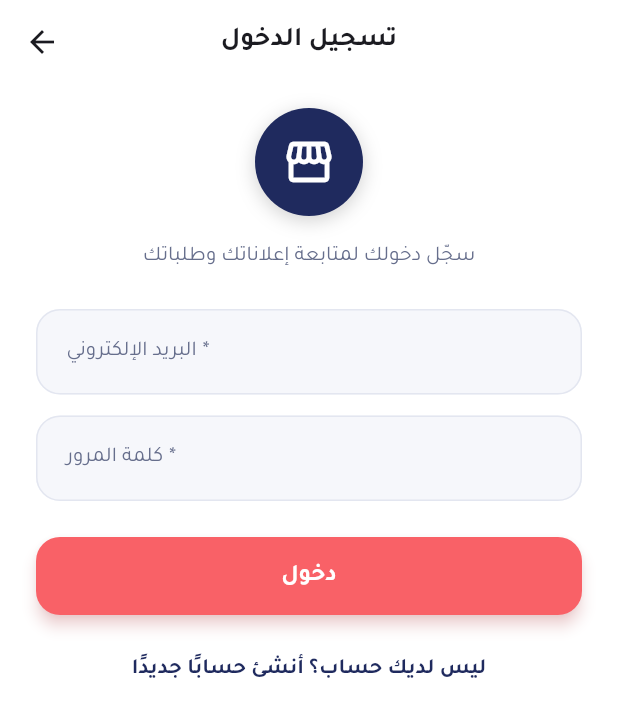
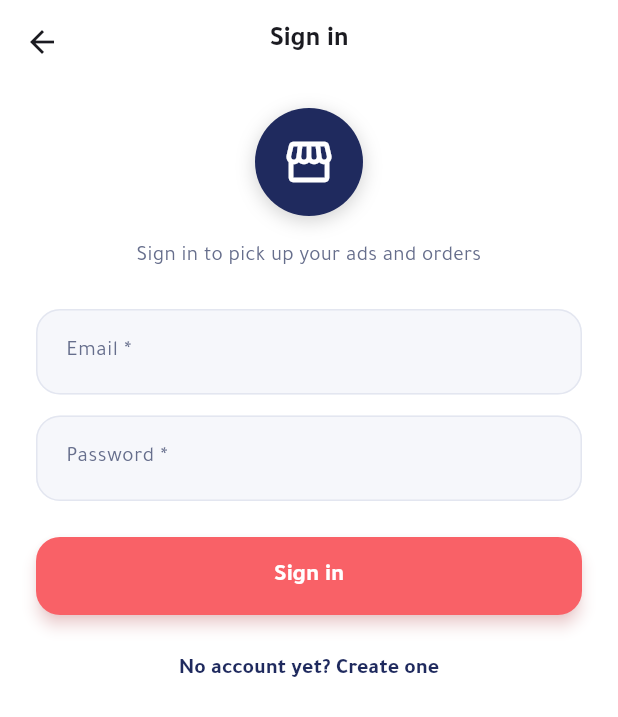
Before and after one commit to mohammed981-tjn/zol, a Flutter app: the AuthScreen screen opened directly, on a phone screen of 412 x 824 dp. Shown: the top 717 px of the screen. Run offline on Flutter 3.47's test engine with Material 3 defaults, Android fonts, the phone set to English and light mode, and no system bars; our stand-ins replace flutter_map, flutter_svg, geolocator, image_picker, latlong2, share_plus and 2 more; missing offline and left inert: google_mlkit_subject_segmentation, moyasar; accounts and stored records are empty; network calls fail.

Commit message:
أوّل شاشتين يراهما المستخدم تُترجَمان، وخارطة الطريق تُحدَّث
شاشتا الترحيب والتسجيل كانتا بلا ترجمة إطلاقًا — وهما أوّل ما يُفتح على
جهاز جديد. صارتا صفرًا في السقّاطة (١٦ و٢١ ← ٠).

وتفصيلة في شاشة الترحيب: نصوص الصفحات الثلاث كانت في ثابت `static const`
يُقرأ مرّة واحدة عند تحميل الصنف — فلا يتغيّر حين يبدّل التاجر لغته.
صارت الأيقونات وحدها ثابتة، والنصّ يُقرأ وقت البناء.

وخارطة الطريق تحمل الآن حصيلة جلسة الفحص: ما أُصلح، وما بقي مؤكَّدًا
ولماذا لم يُصلَح — وأكثره ينتظر نشرًا على Supabase انقطع عن هذه الجلسة.

Co-Authored-By: Claude Opus 5 <noreply@anthropic.com>
Claude-Session: https://claude.ai/code/session_01VALDLhqwfskeSHVVzjjhSQ

```diff
--- a/lib/l10n/app_en.arb
+++ b/lib/l10n/app_en.arb
@@ -181,5 +181,39 @@
   "settingsLanguageSystem": "Device language",
   "settingsLanguageArabic": "العربية",
   "settingsLanguageEnglish": "English",
-  "settingsLanguageNote": "Changing the language changes the app interface only. Your ad copy stays in your audience's language."
+  "settingsLanguageNote": "Changing the language changes the app interface only. Your ad copy stays in your audience's language.",
+  "onboardingSkip": "Skip",
+  "onboardingNext": "Next",
+  "onboardingStart": "Get started",
+  "onboardingPickFirst": "Pick your business to continue",
+  "onboardingT1": "Your ad is born in seconds",
+  "onboardingB1": "Upload a photo of your product, pick a tone and a platform, and we hand you copy and a design ready to post.",
+  "onboardingT2": "Print it at the nearest shop",
+  "onboardingB2": "Banners, stickers, cards and roll-ups with instant pricing — and your order goes to the partner print shop nearest you.",
+  "onboardingT3": "And it arrives at your door",
+  "onboardingB3": "Drop your location on the map and follow the order step by step until it is in your hands.",
+  "onboardingCategoryTitle": "What is your business?",
+  "onboardingCategoryBody": "We write copy in the vocabulary of your field — not generic lines that fit anything.",
+  "onboardingCategoryHint": "You can change this later in Settings",
+  "authEmailError": "Enter a valid email address",
+  "authPasswordError": "Password must be at least 6 characters",
+  "authNameError": "Enter your name",
+  "authStoreError": "Enter your store or business name",
+  "authTitleLogin": "Sign in",
+  "authTitleSignup": "Create a merchant account",
+  "authIntroLogin": "Sign in to pick up your ads and orders",
+  "authIntroSignup": "Create a merchant account to save your ads and track your orders",
+  "authFieldName": "Name *",
+  "authHintName": "Your full name",
+  "authFieldStore": "Store name *",
+  "authHintStore": "e.g. Al-Fajr Roastery",
+  "authFieldEmail": "Email *",
+  "authFieldPassword": "Password *",
+  "authHintPassword": "At least 6 characters",
+  "authSubmitLogin": "Sign in",
+  "authSubmitSignup": "Create account",
+  "authSwitchToSignup": "No account yet? Create one",
+  "authSwitchToLogin": "Already have an account? Sign in",
+  "authWelcomeBack": "Welcome back, {name}!",
+  "authAccountCreated": "Your account is ready, {name}!"
 }
--- a/lib/l10n/app_localizations.dart
+++ b/lib/l10n/app_localizations.dart
@@ -1188,6 +1188,210 @@ abstract class L {
   /// In ar, this message translates to:
   /// **'تغيير اللغة يغيّر واجهة التطبيق فقط. نصّ الإعلان يبقى بلغة جمهورك.'**
   String get settingsLanguageNote;
+
+  /// No description provided for @onboardingSkip.
+  ///
+  /// In ar, this message translates to:
+  /// **'تخطٍّ'**
+  String get onboardingSkip;
+
+  /// No description provided for @onboardingNext.
+  ///
+  /// In ar, this message translates to:
+  /// **'التالي'**
+  String get onboardingNext;
+
+  /// No description provided for @onboardingStart.
+  ///
+  /// In ar, this message translates to:
+  /// **'ابدأ الآن'**
+  String get onboardingStart;
+
+  /// No description provided for @onboardingPickFirst.
+  ///
+  /// In ar, this message translates to:
+  /// **'اختر نشاطك للمتابعة'**
+  String get onboardingPickFirst;
+
+  /// No description provided for @onboardingT1.
+  ///
+  /// In ar, this message translates to:
+  /// **'إعلانك يولد في ثوانٍ'**
+  String get onboardingT1;
+
+  /// No description provided for @onboardingB1.
+  ///
+  /// In ar, this message translates to:
+  /// **'ارفع صورة منتجك واختر النبرة والمنصة، ونحن نخرج لك نصًا وتصميمًا جاهزين للنشر.'**
+  String get onboardingB1;
+
+  /// No description provided for @onboardingT2.
+  ///
+  /// In ar, this message translates to:
+  /// **'اطبعه عند أقرب مطبعة'**
+  String get onboardingT2;
+
+  /// No description provided for @onboardingB2.
+  ///
+  /// In ar, this message translates to:
+  /// **'بنرات، استيكرات، كروت ورول أب بأسعار فورية — ويُسند طلبك تلقائيًا لأقرب مطبعة شريكة لموقعك.'**
+  String get onboardingB2;
+
+  /// No description provided for @onboardingT3.
+  ///
+  /// In ar, this message translates to:
+  /// **'ويصلك حتى الباب'**
+  String get onboardingT3;
+
+  /// No description provided for @onboardingB3.
+  ///
+  /// In ar, this message translates to:
+  /// **'حدّد موقعك على الخريطة وتابع طلبك خطوة بخطوة حتى يصل بين يديك.'**
+  String get onboardingB3;
+
+  /// No description provided for @onboardingCategoryTitle.
+  ///
+  /// In ar, this message translates to:
+  /// **'ما نشاطك؟'**
+  String get onboardingCategoryTitle;
+
+  /// No description provided for @onboardingCategoryBody.
+  ///
+  /// In ar, this message translates to:
+  /// **'نكتب لك نصوصًا بمفردات مجالك — لا جملًا عامة تصلح لأي شيء.'**
+  String get onboardingCategoryBody;
+
+  /// No description provided for @onboardingCategoryHint.
+  ///
+  /// In ar, this message translates to:
+  /// **'يمكنك تغييره لاحقًا من الإعدادات'**
+  String get onboardingCategoryHint;
+
+  /// No description provided for @authEmailError.
+  ///
+  /// In ar, this message translates to:
+  /// **'أدخل بريدًا إلكترونيًا صحيحًا'**
+  String get authEmailError;
+
+  /// No description provided for @authPasswordError.
+  ///
+  /// In ar, this message translates to:
+  /// **'كلمة المرور 6 أحرف على الأقل'**
+  String get authPasswordError;
+
+  /// No description provided for @authNameError.
+  ///
+  /// In ar, this message translates to:
+  /// **'أدخل اسمك'**
+  String get authNameError;
+
+  /// No description provided for @authStoreError.
+  ///
+  /// In ar, this message translates to:
+  /// **'أدخل اسم متجرك أو نشاطك'**
+  String get authStoreError;
+
+  /// No description provided for @authTitleLogin.
+  ///
+  /// In ar, this message translates to:
+  /// **'تسجيل الدخول'**
+  String get authTitleLogin;
+
+  /// No description provided for @authTitleSignup.
+  ///
+  /// In ar, this message translates to:
+  /// **'إنشاء حساب تاجر'**
+  String get authTitleSignup;
+
+  /// No description provided for @authIntroLogin.
+  ///
+  /// In ar, this message translates to:
+  /// **'سجّل دخولك لمتابعة إعلاناتك وطلباتك'**
+  String get authIntroLogin;
+
+  /// No description provided for @authIntroSignup.
+  ///
+  /// In ar, this message translates to:
+  /// **'أنشئ حساب تاجر لحفظ إعلاناتك وتتبع طلباتك'**
+  String get authIntroSignup;
+
+  /// No description provided for @authFieldName.
+  ///
+  /// In ar, this message translates to:
+  /// **'الاسم *'**
+  String get authFieldName;
+
+  /// No description provided for @authHintName.
+  ///
+  /// In ar, this message translates to:
+  /// **'اسمك الكامل'**
+  String get authHintName;
+
+  /// No description provided for @authFieldStore.
+  ///
+  /// In ar, this message translates to:
+  /// **'اسم المتجر *'**
+  String get authFieldStore;
+
+  /// No description provided for @authHintStore.
+  ///
+  /// In ar, this message translates to:
+  /// **'مثال: محمصة الفجر'**
+  String get authHintStore;
+
+  /// No description provided for @authFieldEmail.
+  ///
+  /// In ar, this message translates to:
+  /// **'البريد الإلكتروني *'**
+  String get authFieldEmail;
+
+  /// No description provided for @authFieldPassword.
+  ///
+  /// In ar, this message translates to:
+  /// **'كلمة المرور *'**
+  String get authFieldPassword;
+
+  /// No description provided for @authHintPassword.
+  ///
+  /// In ar, this message translates to:
+  /// **'6 أحرف على الأقل'**
+  String get authHintPassword;
+
+  /// No description provided for @authSubmitLogin.
+  ///
+  /// In ar, this message translates to:
+  /// **'دخول'**
+  String get authSubmitLogin;
+
+  /// No description provided for @authSubmitSignup.
+  ///
+  /// In ar, this message translates to:
+  /// **'إنشاء الحساب'**
+  String get authSubmitSignup;
+
+  /// No description provided for @authSwitchToSignup.
+  ///
+  /// In ar, this message translates to:
+  /// **'ليس لديك حساب؟ أنشئ حسابًا جديدًا'**
+  String get authSwitchToSignup;
+
+  /// No description provided for @authSwitchToLogin.
+  ///
+  /// In ar, this message translates to:
+  /// **'لديك حساب بالفعل؟ سجّل دخولك'**
+  String get authSwitchToLogin;
+
+  /// No description provided for @authWelcomeBack.
+  ///
+  /// In ar, this message translates to:
+  /// **'مرحبًا بعودتك، {name}!'**
+  String authWelcomeBack(String name);
+
+  /// No description provided for @authAccountCreated.
+  ///
+  /// In ar, this message translates to:
+  /// **'تم إنشاء حسابك بنجاح، {name}!'**
+  String authAccountCreated(String name);
 }
 
 class _LDelegate extends LocalizationsDelegate<L> {
--- a/lib/l10n/app_localizations_en.dart
+++ b/lib/l10n/app_localizations_en.dart
@@ -644,4 +644,115 @@ class LEn extends L {
   @override
   String get settingsLanguageNote =>
       'Changing the language changes the app interface only. Your ad copy stays in your audience\'s language.';
+
+  @override
+  String get onboardingSkip => 'Skip';
+
+  @override
+  String get onboardingNext => 'Next';
+
+  @override
+  String get onboardingStart => 'Get started';
+
+  @override
+  String get onboardingPickFirst => 'Pick your business to continue';
+
+  @override
+  String get onboardingT1 => 'Your ad is born in seconds';
+
+  @override
+  String get onboardingB1 =>
+      'Upload a photo of your product, pick a tone and a platform, and we hand you copy and a design ready to post.';
+
+  @override
+  String get onboardingT2 => 'Print it at the nearest shop';
+
+  @override
+  String get onboardingB2 =>
+      'Banners, stickers, cards and roll-ups with instant pricing — and your order goes to the partner print shop nearest you.';
+
+  @override
+  String get onboardingT3 => 'And it arrives at your door';
+
+  @override
+  String get onboardingB3 =>
+      'Drop your location on the map and follow the order step by step until it is in your hands.';
+
+  @override
+  String get onboardingCategoryTitle => 'What is your business?';
+
+  @override
+  String get onboardingCategoryBody =>
+      'We write copy in the vocabulary of your field — not generic lines that fit anything.';
+
+  @override
+  String get onboardingCategoryHint => 'You can change this later in Settings';
+
+  @override
+  String get authEmailError => 'Enter a valid email address';
+
+  @override
+  String get authPasswordError => 'Password must be at least 6 characters';
+
+  @override
+  String get authNameError => 'Enter your name';
+
+  @override
+  String get authStoreError => 'Enter your store or business name';
+
+  @override
+  String get authTitleLogin => 'Sign in';
+
+  @override
+  String get authTitleSignup => 'Create a merchant account';
+
+  @override
+  String get authIntroLogin => 'Sign in to pick up your ads and orders';
+
+  @override
+  String get authIntroSignup =>
+      'Create a merchant account to save your ads and track your orders';
+
+  @override
+  String get authFieldName => 'Name *';
+
+  @override
+  String get authHintName => 'Your full name';
+
+  @override
+  String get authFieldStore => 'Store name *';
+
+  @override
+  String get authHintStore => 'e.g. Al-Fajr Roastery';
+
+  @override
+  String get authFieldEmail => 'Email *';
+
+  @override
+  String get authFieldPassword => 'Password *';
+
+  @override
+  String get authHintPassword => 'At least 6 characters';
+
+  @override
+  String get authSubmitLogin => 'Sign in';
+
+  @override
+  String get authSubmitSignup => 'Create account';
+
+  @override
+  String get authSwitchToSignup => 'No account yet? Create one';
+
+  @override
+  String get authSwitchToLogin => 'Already have an account? Sign in';
+
+  @override
+  String authWelcomeBack(String name) {
+    return 'Welcome back, $name!';
+  }
+
+  @override
+  String authAccountCreated(String name) {
+    return 'Your account is ready, $name!';
+  }
 }
--- a/lib/screens/auth_screen.dart
+++ b/lib/screens/auth_screen.dart
@@ -1,4 +1,5 @@
 import 'package:flutter/material.dart';
+import '../l10n/app_localizations.dart';
 import '../state/app_state.dart';
 import '../theme/app_theme.dart';
 import '../widgets/icon_circle.dart';
@@ -35,15 +36,16 @@ class _AuthScreenState extends State<AuthScreen> {
     final email = _emailController.text.trim();
     final password = _passwordController.text;
 
+    final l = L.of(context);
     String? error;
     if (email.isEmpty || !email.contains('@')) {
-      error = 'أدخل بريدًا إلكترونيًا صحيحًا';
+      error = l.authEmailError;
     } else if (password.length < 6) {
-      error = 'كلمة المرور 6 أحرف على الأقل';
+      error = l.authPasswordError;
     } else if (!_isLogin && _nameController.text.trim().isEmpty) {
-      error = 'أدخل اسمك';
+      error = l.authNameError;
     } else if (!_isLogin && _storeController.text.trim().isEmpty) {
-      error = 'أدخل اسم متجرك أو نشاطك';
+      error = l.authStoreError;
     }
 
     if (error != null) {
@@ -77,8 +79,8 @@ class _AuthScreenState extends State<AuthScreen> {
       SnackBar(
         content: Text(
           _isLogin
-              ? 'مرحبًا بعودتك، ${state.account!.name}!'
-              : 'تم إنشاء حسابك بنجاح، ${state.account!.name}!',
+              ? l.authWelcomeBack(state.account!.name)
+              : l.authAccountCreated(state.account!.name),
         ),
       ),
     );
@@ -86,9 +88,10 @@ class _AuthScreenState extends State<AuthScreen> {
 
   @override
   Widget build(BuildContext context) {
+    final l = L.of(context);
     return Scaffold(
       appBar: AppBar(
-        title: Text(_isLogin ? 'تسجيل الدخول' : 'إنشاء حساب تاجر'),
+        title: Text(_isLogin ? l.authTitleLogin : l.authTitleSignup),
       ),
       body: SafeArea(
         child: ListView(
@@ -103,9 +106,7 @@ class _AuthScreenState extends State<AuthScreen> {
             ),
             const SizedBox(height: 16),
             Text(
-              _isLogin
-                  ? 'سجّل دخولك لمتابعة إعلاناتك وطلباتك'
-                  : 'أنشئ حساب تاجر لحفظ إعلاناتك وتتبع طلباتك',
+              _isLogin ? l.authIntroLogin : l.authIntroSignup,
               textAlign: TextAlign.center,
               style: TextStyle(color: context.textMuted),
             ),
@@ -113,28 +114,25 @@ class _AuthScreenState extends State<AuthScreen> {
             if (!_isLogin) ...[
               TextField(
                 controller: _nameController,
-                decoration: _decoration('الاسم *', 'اسمك الكامل'),
+                decoration: _decoration(l.authFieldName, l.authHintName),
               ),
               const SizedBox(height: 14),
               TextField(
                 controller: _storeController,
-                decoration: _decoration('اسم المتجر *', 'مثال: محمصة الفجر'),
+                decoration: _decoration(l.authFieldStore, l.authHintStore),
               ),
               const SizedBox(height: 14),
             ],
             TextField(
               controller: _emailController,
               keyboardType: TextInputType.emailAddress,
-              decoration: _decoration(
-                'البريد الإلكتروني *',
-                'name@example.com',
-              ),
+              decoration: _decoration(l.authFieldEmail, 'name@example.com'),
             ),
             const SizedBox(height: 14),
             TextField(
               controller: _passwordController,
               obscureText: true,
-              decoration: _decoration('كلمة المرور *', '6 أحرف على الأقل'),
+              decoration: _decoration(l.authFieldPassword, l.authHintPassword),
             ),
             if (_error != null) ...[
               const SizedBox(height: 14),
@@ -177,7 +175,7 @@ class _AuthScreenState extends State<AuthScreen> {
                       height: 20,
                       child: CircularProgressIndicator(strokeWidth: 2.4),
                     )
-                  : Text(_isLogin ? 'دخول' : 'إنشاء الحساب'),
+                  : Text(_isLogin ? l.authSubmitLogin : l.authSubmitSignup),
             ),
             const SizedBox(height: 12),
             TextButton(
@@ -188,9 +186,7 @@ class _AuthScreenState extends State<AuthScreen> {
                       _error = null;
                     }),
               child: Text(
-                _isLogin
-                    ? 'ليس لديك حساب؟ أنشئ حسابًا جديدًا'
-                    : 'لديك حساب بالفعل؟ سجّل دخولك',
+                _isLogin ? l.authSwitchToSignup : l.authSwitchToLogin,
               ),
             ),
           ],
```
Also changed, not shown: lib/l10n/app_ar.arb (+49 -1 lines), lib/l10n/app_localizations_ar.dart (+110 -0 lines), lib/screens/onboarding_screen.dart (+36 -42 lines), 2 other files.
